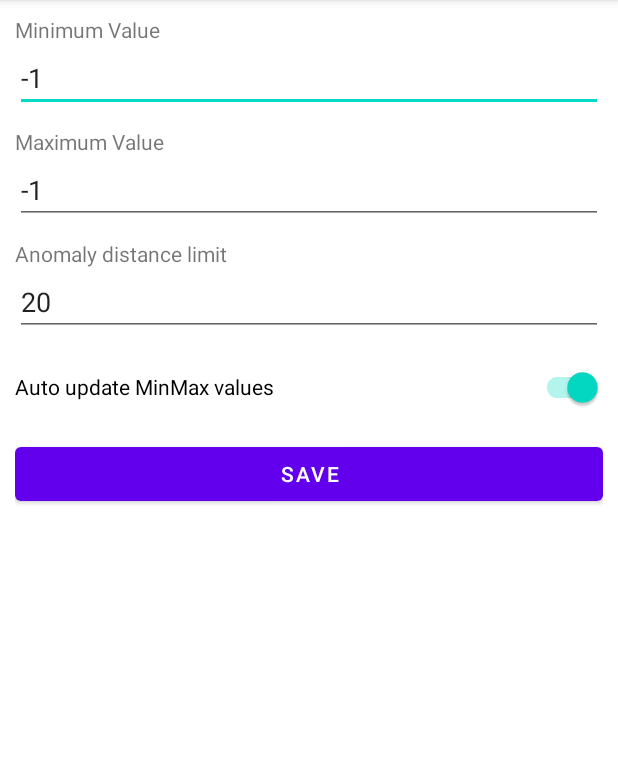
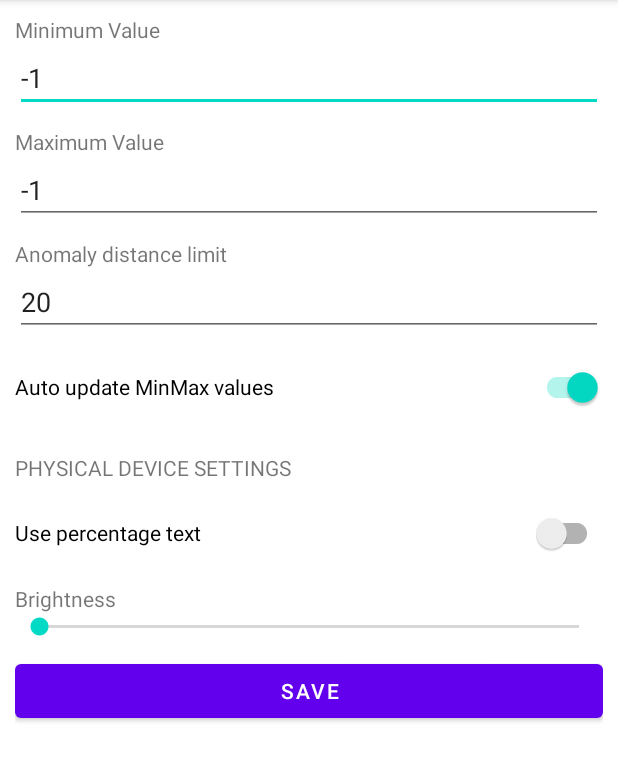
Before and after one commit to moonblade/Water-level-indicator, an Android app: the SettingsActivity screen opened directly, with no data from a screen before it, on a phone screen of 412 x 824 dp, the part 84-866 px from its top. Run offline under Robolectric (Android 15) with nearby library versions, the phone set to English and light mode, and no system bars; our stand-ins replace Firebase (no records; nobody signed in at launch, a user with empty details on screens opened directly).

Commit message:
update node scripts

```diff
--- a/app/src/main/res/layout/activity_settings.xml
+++ b/app/src/main/res/layout/activity_settings.xml
@@ -58,6 +58,37 @@
         android:layout_marginBottom="10dp"
         />
 
+
+    <TextView
+        android:layout_width="match_parent"
+        android:layout_height="wrap_content"
+        android:layout_marginTop="10dp"
+        android:layout_marginBottom="10dp"
+        android:text="PHYSICAL DEVICE SETTINGS"/>
+
+    <androidx.appcompat.widget.SwitchCompat
+        android:layout_width="match_parent"
+        android:layout_height="wrap_content"
+        android:id="@+id/togglePrintMode"
+        android:text="Use percentage text"
+        android:layout_marginBottom="10dp"/>
+
+    <TextView
+        android:layout_width="match_parent"
+        android:layout_height="wrap_content"
+        android:text="Brightness"/>
+    <SeekBar
+        android:layout_width="match_parent"
+        android:layout_height="wrap_content"
+        android:layout_marginBottom="10dp"
+        android:max="15"
+        android:min="0"
+        android:id="@+id/brightnessSlider"/>
+
+
+
+
+
     <Button
         android:layout_width="match_parent"
         android:layout_height="wrap_content"
```
Also changed, not shown: 3 other files.
